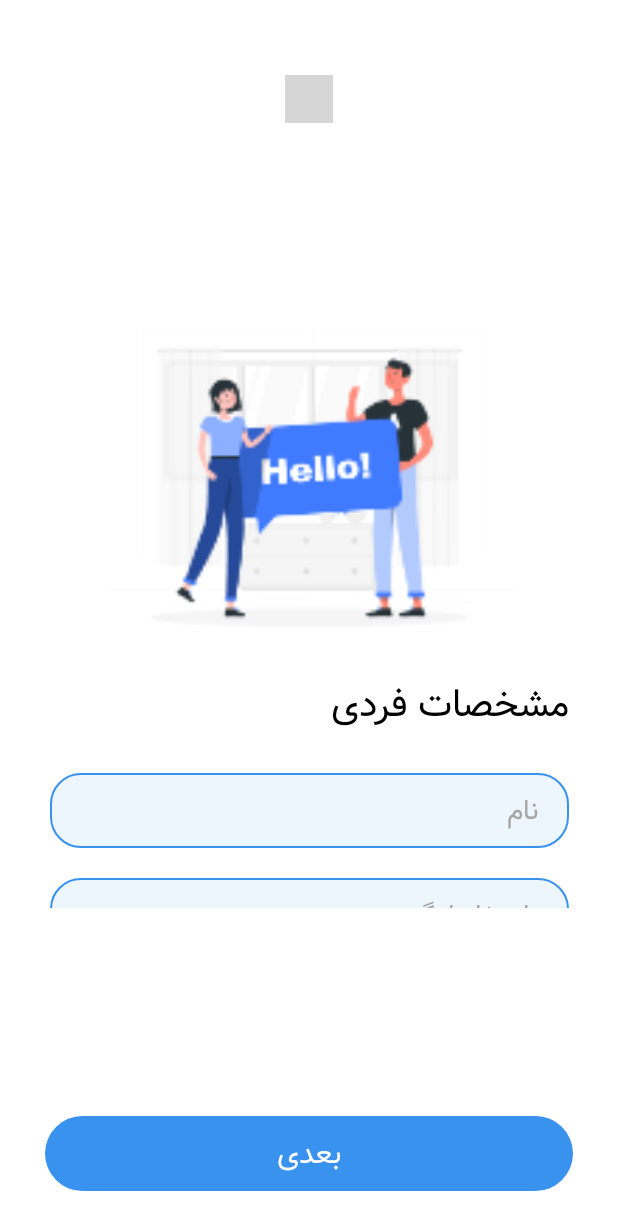
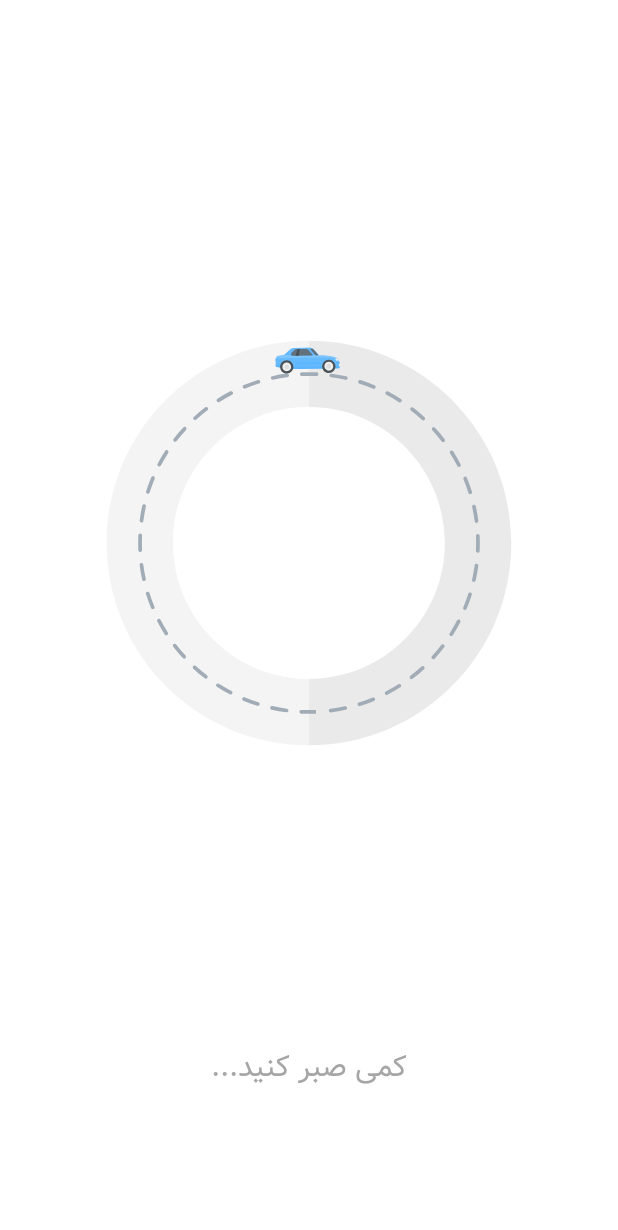
Before and after one commit to sinaata25/hamsafar, an Android app: the screen it shows after launch (LogupActivity before the commit, LoadingActivity after it), on a phone screen of 412 x 824 dp. Shown: the top 1230 px of the screen. Run offline under Robolectric (Android 15) with nearby library versions, the phone set to English and light mode, and no system bars; plain views replace StepProgressView; grey boxes are pictures that could not be loaded.

Commit message:
loading intro completed loading completed

```diff
--- a/app/build.gradle
+++ b/app/build.gradle
@@ -37,6 +37,7 @@ dependencies {
     implementation 'com.android.volley:volley:1.2.1'
     implementation 'com.github.funriser:StepProgress:0.1.0'
     implementation 'de.hdodenhof:circleimageview:3.1.0'
+    implementation 'com.airbnb.android:lottie:5.2.0'
     implementation 'net.yslibrary.keyboardvisibilityevent:keyboardvisibilityevent:3.0.0-RC3'
     testImplementation 'junit:junit:4.13.2'
     androidTestImplementation 'androidx.test.ext:junit:1.1.3'
--- a/app/src/main/AndroidManifest.xml
+++ b/app/src/main/AndroidManifest.xml
@@ -20,15 +20,17 @@
         <activity
             android:name=".LoadingActivityIntro"
             android:exported="true" >
+
+        </activity>
+        <activity
+            android:name=".LoadingActivity"
+            android:exported="true" >
             <intent-filter>
                 <action android:name="android.intent.action.MAIN" />
 
                 <category android:name="android.intent.category.LAUNCHER" />
             </intent-filter>
         </activity>
-        <activity
-            android:name=".LoadingActivity"
-            android:exported="false" />
         <activity
             android:name=".LogupActivity"
             android:exported="true">
--- a/app/src/main/res/layout/activity_loading.xml
+++ b/app/src/main/res/layout/activity_loading.xml
@@ -3,7 +3,36 @@
     xmlns:app="http://schemas.android.com/apk/res-auto"
     xmlns:tools="http://schemas.android.com/tools"
     android:layout_width="match_parent"
+    android:background="@color/white"
     android:layout_height="match_parent"
     tools:context=".LoadingActivity">
 
+    <com.airbnb.lottie.LottieAnimationView
+        android:id="@+id/lottieAnimationView"
+        android:layout_width="wrap_content"
+        android:layout_height="wrap_content"
+        android:layout_marginTop="112dp"
+        app:layout_constraintEnd_toEndOf="parent"
+        app:layout_constraintHorizontal_bias="0.0"
+        app:layout_constraintStart_toStartOf="parent"
+        app:layout_constraintTop_toTopOf="parent"
+        app:lottie_autoPlay="true"
+        app:lottie_loop="true"
+        app:lottie_rawRes="@raw/car_load" />
+
+    <TextView
+        android:layout_width="match_parent"
+        android:layout_height="wrap_content"
+        android:fontFamily="@font/vazir"
+        android:textColor="@color/gray_60"
+        android:textSize="20dp"
+        app:layout_constraintBottom_toBottomOf="parent"
+        app:layout_constraintEnd_toEndOf="parent"
+        android:layout_marginBottom="40dp"
+        android:text="@string/wait"
+        android:gravity="center"
+        app:layout_constraintHorizontal_bias="0.0"
+        app:layout_constraintStart_toStartOf="parent"
+        app:layout_constraintTop_toBottomOf="@+id/lottieAnimationView"
+        app:layout_constraintVertical_bias="0.593" />
 </androidx.constraintlayout.widget.ConstraintLayout>
--- a/app/src/main/res/values/strings.xml
+++ b/app/src/main/res/values/strings.xml
@@ -26,4 +26,5 @@
     <string name="name">نام</string>
     <string name="family">نام خانوادگی</string>
     <string name="username">نام کاربری</string>
+    <string name="wait">کمی صبر کنید...</string>
 </resources>
```
Also changed, not shown: app/src/main/res/raw/car_load.json (added, +1 -0 lines).
